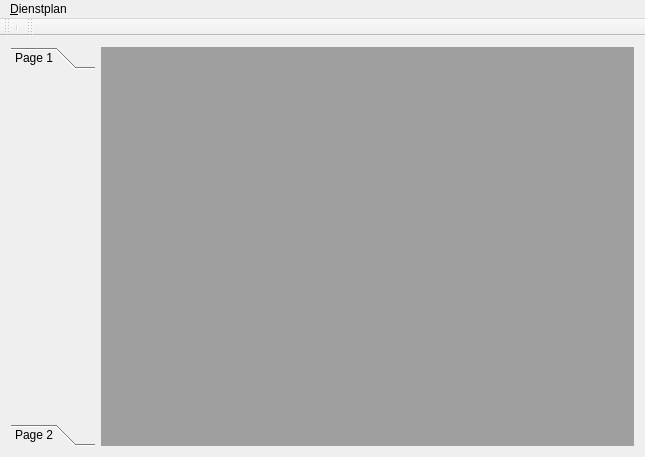
Before: the Qt Designer form cmainwindow.ui in joergpauly/megaroster, drawn with Qt 5.
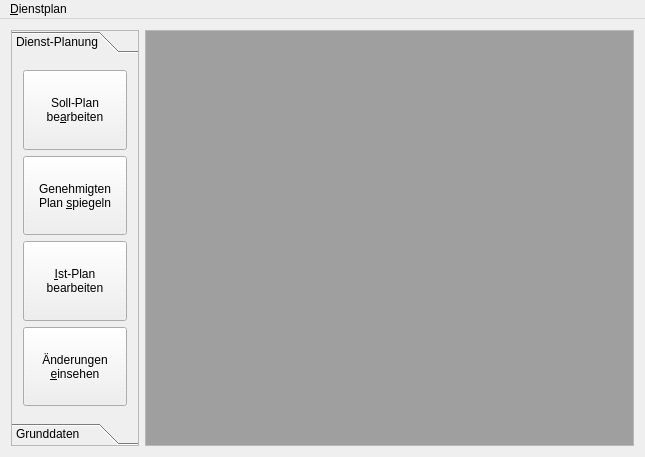
After: the same form once the commit is applied.

What changed in the file:
```diff
--- a/cmainwindow.ui
+++ b/cmainwindow.ui
@@ -17,6 +17,30 @@
    <layout class="QHBoxLayout" name="horizontalLayout">
     <item>
      <widget class="QToolBox" name="toolBox">
+      <property name="sizePolicy">
+       <sizepolicy hsizetype="MinimumExpanding" vsizetype="Preferred">
+        <horstretch>0</horstretch>
+        <verstretch>0</verstretch>
+       </sizepolicy>
+      </property>
+      <property name="minimumSize">
+       <size>
+        <width>128</width>
+        <height>0</height>
+       </size>
+      </property>
+      <property name="maximumSize">
+       <size>
+        <width>225</width>
+        <height>16777215</height>
+       </size>
+      </property>
+      <property name="frameShape">
+       <enum>QFrame::StyledPanel</enum>
+      </property>
+      <property name="frameShadow">
+       <enum>QFrame::Raised</enum>
+      </property>
       <property name="currentIndex">
        <number>0</number>
       </property>
@@ -25,13 +49,74 @@
         <rect>
          <x>0</x>
          <y>0</y>
-         <width>68</width>
-         <height>347</height>
+         <width>126</width>
+         <height>362</height>
         </rect>
        </property>
        <attribute name="label">
-        <string>Page 1</string>
+        <string>Dienst-Planung</string>
        </attribute>
+       <attribute name="toolTip">
+        <string>Pläne gestalten, ansehen, drucken...</string>
+       </attribute>
+       <layout class="QVBoxLayout" name="verticalLayout">
+        <item>
+         <widget class="QPushButton" name="cmdEditRoster">
+          <property name="sizePolicy">
+           <sizepolicy hsizetype="Minimum" vsizetype="Preferred">
+            <horstretch>0</horstretch>
+            <verstretch>0</verstretch>
+           </sizepolicy>
+          </property>
+          <property name="text">
+           <string>Soll-Plan
+be&amp;arbeiten</string>
+          </property>
+         </widget>
+        </item>
+        <item>
+         <widget class="QPushButton" name="cmdCopyApproved">
+          <property name="sizePolicy">
+           <sizepolicy hsizetype="Minimum" vsizetype="Preferred">
+            <horstretch>0</horstretch>
+            <verstretch>0</verstretch>
+           </sizepolicy>
+          </property>
+          <property name="text">
+           <string>Genehmigten
+Plan &amp;spiegeln</string>
+          </property>
+         </widget>
+        </item>
+        <item>
+         <widget class="QPushButton" name="cmdActualRoster">
+          <property name="sizePolicy">
+           <sizepolicy hsizetype="Minimum" vsizetype="Preferred">
+            <horstretch>0</horstretch>
+            <verstretch>0</verstretch>
+           </sizepolicy>
+          </property>
+          <property name="text">
+           <string>&amp;Ist-Plan
+bearbeiten</string>
+          </property>
+         </widget>
+        </item>
+        <item>
+         <widget class="QPushButton" name="cmdChangeLog">
+          <property name="sizePolicy">
+           <sizepolicy hsizetype="Minimum" vsizetype="Preferred">
+            <horstretch>0</horstretch>
+            <verstretch>0</verstretch>
+           </sizepolicy>
+          </property>
+          <property name="text">
+           <string>Änderungen
+&amp;einsehen</string>
+          </property>
+         </widget>
+        </item>
+       </layout>
       </widget>
       <widget class="QWidget" name="page_2">
        <property name="geometry">
@@ -43,13 +128,22 @@
         </rect>
        </property>
        <attribute name="label">
-        <string>Page 2</string>
+        <string>Grunddaten</string>
+       </attribute>
+       <attribute name="toolTip">
+        <string>Basis-Daten zur Dienstplangestaltung</string>
        </attribute>
       </widget>
      </widget>
     </item>
     <item>
      <widget class="QMdiArea" name="mdiArea">
+      <property name="frameShape">
+       <enum>QFrame::StyledPanel</enum>
+      </property>
+      <property name="frameShadow">
+       <enum>QFrame::Raised</enum>
+      </property>
       <property name="viewMode">
        <enum>QMdiArea::TabbedView</enum>
       </property>
@@ -62,6 +156,9 @@
       <property name="tabsMovable">
        <bool>true</bool>
       </property>
+      <property name="tabShape">
+       <enum>QTabWidget::Triangular</enum>
+      </property>
      </widget>
     </item>
    </layout>
@@ -85,26 +182,6 @@
    </widget>
    <addaction name="menu_Dienstplan"/>
   </widget>
-  <widget class="QToolBar" name="mainToolBar">
-   <attribute name="toolBarArea">
-    <enum>TopToolBarArea</enum>
-   </attribute>
-   <attribute name="toolBarBreak">
-    <bool>false</bool>
-   </attribute>
-   <addaction name="separator"/>
-  </widget>
-  <widget class="QToolBar" name="toolBar">
-   <property name="windowTitle">
-    <string>toolBar</string>
-   </property>
-   <attribute name="toolBarArea">
-    <enum>TopToolBarArea</enum>
-   </attribute>
-   <attribute name="toolBarBreak">
-    <bool>false</bool>
-   </attribute>
-  </widget>
   <action name="actionBe_arbeiten">
    <property name="text">
     <string>Be&amp;arbeiten...</string>
```
Left out of the diff: 8 changed lines with no effect on the pictures.
